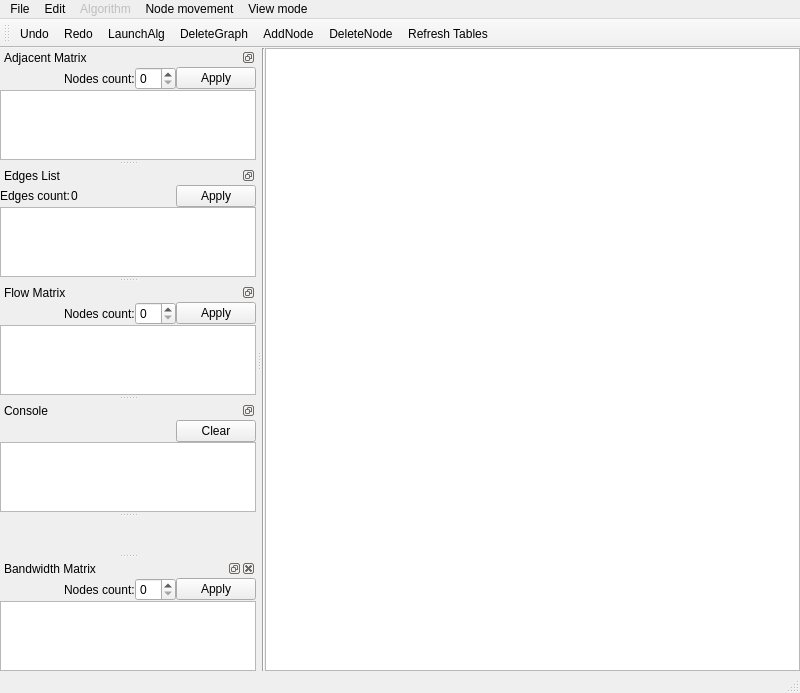
Old version of the form mainwindow.ui in the repository Tisha7938/Bonch_project.
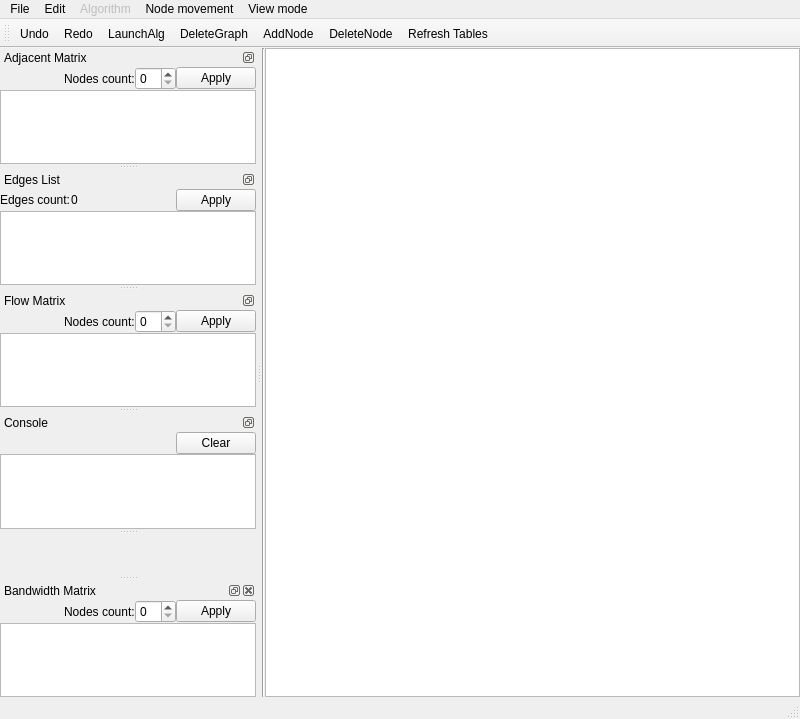
New version of the form. Icons and pictures are not drawn.

Commit message: Иконки, undo потом починю, кнопки теперь тыкаются

```diff
--- a/mainwindow.ui
+++ b/mainwindow.ui
@@ -10,7 +10,7 @@
                 <x>0</x>
                 <y>0</y>
                 <width>800</width>
-                <height>693</height>
+    <height>719</height>
             </rect>
         </property>
         <property name="windowTitle">
@@ -463,8 +463,8 @@
             </property>
             <property name="minimumSize">
                 <size>
-                    <width>24</width>
-                    <height>35</height>
+     <width>42</width>
+     <height>40</height>
                 </size>
             </property>
             <property name="features">
```
Left out of the diff: 82 changed lines with no effect on the pictures. Lines whose indentation alone changed are shown as unchanged. The commit also changes 6 other files.
